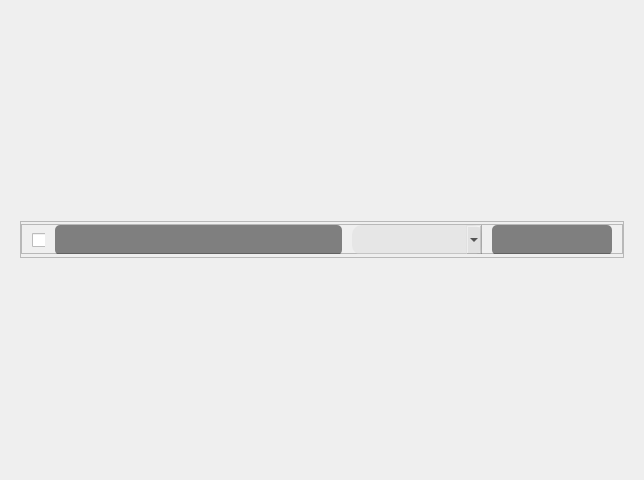
This is Images/addpatient.ui in Eirik-MS/ELSYS_Tidssky as Qt 5 draws it before an edit. The edited form follows.
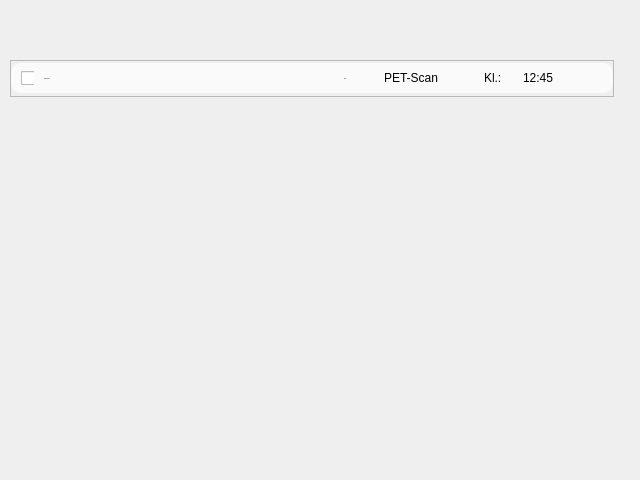
This is the edited form.

The edit to the form file:
```diff
--- a/Images/addpatient.ui
+++ b/Images/addpatient.ui
@@ -16,225 +16,15 @@
   <property name="styleSheet">
    <string notr="true"/>
   </property>
-  <layout class="QHBoxLayout" name="horizontalLayout">
-   <item>
-    <widget class="QStackedWidget" name="stackedWidget">
-     <property name="maximumSize">
-      <size>
-       <width>16777215</width>
-       <height>55</height>
-      </size>
-     </property>
-     <property name="styleSheet">
-      <string notr="true">QLabel{font-size:16px; font-family:&quot;Roboto Cn&quot;;}</string>
-     </property>
-     <property name="currentIndex">
-      <number>0</number>
-     </property>
-     <widget class="QWidget" name="page">
-      <property name="minimumSize">
-       <size>
-        <width>622</width>
-        <height>0</height>
-       </size>
-      </property>
-      <layout class="QHBoxLayout" name="horizontalLayout_2">
-       <item>
         <widget class="QFrame" name="addpatient">
-         <property name="maximumSize">
-          <size>
-           <width>16777215</width>
-           <height>55</height>
-          </size>
-         </property>
-         <property name="styleSheet">
-          <string notr="true"/>
-         </property>
-         <property name="frameShape">
-          <enum>QFrame::StyledPanel</enum>
-         </property>
-         <property name="frameShadow">
-          <enum>QFrame::Raised</enum>
-         </property>
-         <layout class="QVBoxLayout" name="verticalLayout_71">
-          <property name="spacing">
-           <number>0</number>
-          </property>
-          <property name="leftMargin">
-           <number>0</number>
-          </property>
-          <property name="topMargin">
-           <number>0</number>
-          </property>
-          <property name="rightMargin">
-           <number>0</number>
-          </property>
-          <property name="bottomMargin">
-           <number>0</number>
-          </property>
-          <item>
-           <widget class="QFrame" name="frame_33">
-            <property name="maximumSize">
-             <size>
-              <width>16777215</width>
-              <height>30</height>
-             </size>
-            </property>
-            <property name="styleSheet">
-             <string notr="true">QFrame#frame_13{background:none;}</string>
-            </property>
-            <property name="frameShape">
-             <enum>QFrame::StyledPanel</enum>
-            </property>
-            <property name="frameShadow">
-             <enum>QFrame::Raised</enum>
-            </property>
-            <layout class="QHBoxLayout" name="horizontalLayout_23">
-             <property name="spacing">
-              <number>10</number>
-             </property>
-             <property name="leftMargin">
-              <number>10</number>
-             </property>
-             <property name="topMargin">
-              <number>0</number>
-             </property>
-             <property name="rightMargin">
-              <number>10</number>
-             </property>
-             <property name="bottomMargin">
-              <number>0</number>
-             </property>
-             <item>
-              <widget class="QCheckBox" name="checkBox">
-               <property name="minimumSize">
-                <size>
-                 <width>0</width>
-                 <height>30</height>
-                </size>
-               </property>
-               <property name="maximumSize">
-                <size>
-                 <width>13</width>
-                 <height>16777215</height>
-                </size>
-               </property>
-               <property name="styleSheet">
-                <string notr="true"/>
-               </property>
-               <property name="text">
-                <string/>
-               </property>
-              </widget>
-             </item>
-             <item>
-              <widget class="QLineEdit" name="textenter_12">
-               <property name="minimumSize">
-                <size>
-                 <width>270</width>
-                 <height>30</height>
-                </size>
-               </property>
-               <property name="maximumSize">
-                <size>
-                 <width>1232134</width>
-                 <height>16777215</height>
-                </size>
-               </property>
-               <property name="font">
-                <font>
-                 <family>Roboto Cn</family>
-                 <pointsize>10</pointsize>
-                </font>
-               </property>
-               <property name="styleSheet">
-                <string notr="true">border-radius:5px;
-background-color: rgba(0, 0, 0, 120); 
-color: rgb(255, 255, 255);
-</string>
-               </property>
-               <property name="alignment">
-                <set>Qt::AlignLeading|Qt::AlignLeft|Qt::AlignVCenter</set>
-               </property>
-               <property name="placeholderText">
-                <string extracomment="dsdf"/>
-               </property>
-              </widget>
-             </item>
-             <item>
-              <widget class="QComboBox" name="comboBox_4">
-               <property name="minimumSize">
-                <size>
-                 <width>130</width>
-                 <height>30</height>
-                </size>
-               </property>
-               <property name="maximumSize">
-                <size>
-                 <width>130</width>
-                 <height>16777215</height>
-                </size>
-               </property>
-               <property name="styleSheet">
-                <string notr="true">QComboBox{
-background-color: rgba(217, 217, 217, 100);
-border-radius:10px;
-}
-QComboBox::dropdown{
-border:0px;
-}
-</string>
-               </property>
-              </widget>
-             </item>
-             <item>
-              <widget class="QLineEdit" name="textenter_13">
-               <property name="minimumSize">
-                <size>
-                 <width>120</width>
-                 <height>30</height>
-                </size>
-               </property>
-               <property name="maximumSize">
-                <size>
-                 <width>120</width>
-                 <height>16777215</height>
-                </size>
-               </property>
-               <property name="font">
-                <font>
-                 <family>Roboto Cn</family>
-                 <pointsize>10</pointsize>
-                </font>
-               </property>
-               <property name="styleSheet">
-                <string notr="true">border-radius:5px;
-background-color: rgba(0, 0, 0, 120); 
-color: rgb(255, 255, 255);</string>
-               </property>
-               <property name="alignment">
-                <set>Qt::AlignCenter</set>
-               </property>
-              </widget>
-             </item>
-            </layout>
-           </widget>
-          </item>
-         </layout>
-        </widget>
-       </item>
-      </layout>
-     </widget>
-     <widget class="QWidget" name="page_2">
-      <property name="minimumSize">
-       <size>
-        <width>622</width>
-        <height>0</height>
-       </size>
-      </property>
-      <layout class="QHBoxLayout" name="horizontalLayout_3">
-       <item>
-        <widget class="QFrame" name="addpatient_2">
+   <property name="geometry">
+    <rect>
+     <x>10</x>
+     <y>60</y>
+     <width>604</width>
+     <height>37</height>
+    </rect>
+   </property>
          <property name="maximumSize">
           <size>
            <width>16777215</width>
@@ -267,7 +57,13 @@
            <number>0</number>
           </property>
           <item>
-           <widget class="QFrame" name="frame_34">
+     <widget class="QFrame" name="mainframe">
+      <property name="minimumSize">
+       <size>
+        <width>0</width>
+        <height>30</height>
+       </size>
+      </property>
             <property name="maximumSize">
              <size>
               <width>16777215</width>
@@ -275,7 +71,9 @@
              </size>
             </property>
             <property name="styleSheet">
-             <string notr="true">QFrame#frame_13{background:none;}</string>
+       <string notr="true">background-color: rgba(255, 255, 255, 180); 
+border-radius:10px;
+font: 12px &quot;Roboto Cn&quot;;</string>
             </property>
             <property name="frameShape">
              <enum>QFrame::StyledPanel</enum>
@@ -314,7 +112,7 @@
                 </size>
                </property>
                <property name="styleSheet">
-                <string notr="true"/>
+          <string notr="true">QCheckBox{background:none;}</string>
                </property>
                <property name="text">
                 <string/>
@@ -333,10 +131,13 @@
                 <font>
                  <family>Roboto Cn</family>
                  <pointsize>-1</pointsize>
+           <weight>50</weight>
+           <italic>false</italic>
+           <bold>false</bold>
                 </font>
                </property>
                <property name="styleSheet">
-                <string notr="true">color: rgb(255, 255, 255);</string>
+          <string notr="true">background:none;</string>
                </property>
                <property name="text">
                 <string>Pasientnavn</string>
@@ -355,10 +156,13 @@
                 <font>
                  <family>Roboto Cn</family>
                  <pointsize>-1</pointsize>
+           <weight>9</weight>
+           <italic>false</italic>
+           <bold>false</bold>
                 </font>
                </property>
                <property name="styleSheet">
-                <string notr="true">color: rgb(217, 217, 217);</string>
+          <string notr="true">font: 75 12px &quot;Roboto Cn&quot;; background:none;</string>
                </property>
                <property name="text">
                 <string>Rom:</string>
@@ -380,7 +184,7 @@
                 </size>
                </property>
                <property name="styleSheet">
-                <string notr="true">color: rgb(255, 255, 255);</string>
+          <string notr="true">background:none;</string>
                </property>
                <property name="text">
                 <string>PET-Scan</string>
@@ -402,7 +206,7 @@
                 </size>
                </property>
                <property name="styleSheet">
-                <string notr="true">color: rgb(217, 217, 217);</string>
+          <string notr="true">background:none;</string>
                </property>
                <property name="text">
                 <string>Kl.:</string>
@@ -418,7 +222,7 @@
                 </size>
                </property>
                <property name="styleSheet">
-                <string notr="true">color: rgb(255, 255, 255);</string>
+          <string notr="true">background:none;</string>
                </property>
                <property name="text">
                 <string>12:45</string>
@@ -430,12 +234,6 @@
           </item>
          </layout>
         </widget>
-       </item>
-      </layout>
-     </widget>
-    </widget>
-   </item>
-  </layout>
  </widget>
  <resources/>
  <connections/>
```
Left out of the diff: 12 changed lines with no effect on the pictures. Lines whose indentation alone changed are shown as unchanged.
